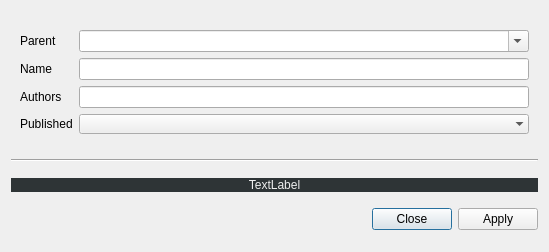
PhilippeBko/taxa_occ, file ui/pn_edittaxa.ui: the form before one commit.
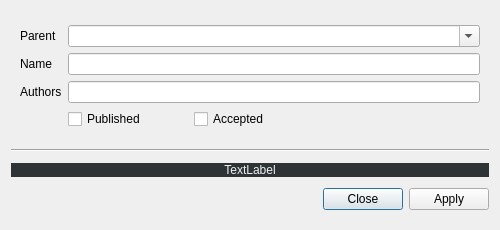
The form after the commit.

Diff of the .ui file:
```diff
--- a/ui/pn_edittaxa.ui
+++ b/ui/pn_edittaxa.ui
@@ -9,8 +9,8 @@
    <rect>
     <x>0</x>
     <y>0</y>
-    <width>549</width>
-    <height>252</height>
+    <width>500</width>
+    <height>230</height>
    </rect>
   </property>
   <property name="sizePolicy">
@@ -21,72 +21,20 @@
   </property>
   <property name="minimumSize">
    <size>
-    <width>0</width>
-    <height>0</height>
+    <width>350</width>
+    <height>230</height>
    </size>
   </property>
   <property name="maximumSize">
    <size>
     <width>16777215</width>
-    <height>16777215</height>
+    <height>230</height>
    </size>
   </property>
   <property name="windowTitle">
    <string>Reference</string>
   </property>
   <layout class="QGridLayout" name="gridLayout">
-   <item row="3" column="0">
-    <widget class="QLabel" name="taxaLineEdit">
-     <property name="sizePolicy">
-      <sizepolicy hsizetype="Preferred" vsizetype="Fixed">
-       <horstretch>0</horstretch>
-       <verstretch>0</verstretch>
-      </sizepolicy>
-     </property>
-     <property name="minimumSize">
-      <size>
-       <width>0</width>
-       <height>0</height>
-      </size>
-     </property>
-     <property name="maximumSize">
-      <size>
-       <width>16777215</width>
-       <height>16777215</height>
-      </size>
-     </property>
-     <property name="styleSheet">
-      <string notr="true">background-color: rgb(46, 52, 54);
-color: rgb(239, 239, 239);</string>
-     </property>
-     <property name="text">
-      <string>TextLabel</string>
-     </property>
-     <property name="alignment">
-      <set>Qt::AlignCenter</set>
-     </property>
-     <property name="textInteractionFlags">
-      <set>Qt::LinksAccessibleByMouse|Qt::TextSelectableByMouse</set>
-     </property>
-    </widget>
-   </item>
-   <item row="4" column="0">
-    <widget class="QDialogButtonBox" name="buttonBox">
-     <property name="orientation">
-      <enum>Qt::Horizontal</enum>
-     </property>
-     <property name="standardButtons">
-      <set>QDialogButtonBox::Apply|QDialogButtonBox::Close</set>
-     </property>
-    </widget>
-   </item>
-   <item row="2" column="0">
-    <widget class="Line" name="line">
-     <property name="orientation">
-      <enum>Qt::Horizontal</enum>
-     </property>
-    </widget>
-   </item>
    <item row="1" column="0">
     <widget class="QWidget" name="Layout_edit" native="true">
      <property name="sizePolicy">
@@ -142,32 +90,119 @@
       <item row="2" column="1">
        <widget class="QLineEdit" name="authorsLineEdit"/>
       </item>
-      <item row="3" column="0">
-       <widget class="QLabel" name="publishedLabel">
-        <property name="text">
-         <string>Published</string>
-        </property>
-       </widget>
-      </item>
       <item row="3" column="1">
-       <widget class="QComboBox" name="publishedComboBox">
-        <property name="sizePolicy">
-         <sizepolicy hsizetype="Preferred" vsizetype="Fixed">
-          <horstretch>0</horstretch>
-          <verstretch>100</verstretch>
-         </sizepolicy>
-        </property>
-        <property name="styleSheet">
-         <string notr="true"/>
-        </property>
-        <property name="frame">
-         <bool>false</bool>
-        </property>
-       </widget>
+       <layout class="QHBoxLayout" name="horizontalLayout">
+        <item alignment="Qt::AlignLeft">
+         <widget class="QCheckBox" name="checkBox_published">
+          <property name="sizePolicy">
+           <sizepolicy hsizetype="Fixed" vsizetype="Fixed">
+            <horstretch>0</horstretch>
+            <verstretch>0</verstretch>
+           </sizepolicy>
+          </property>
+          <property name="minimumSize">
+           <size>
+            <width>120</width>
+            <height>0</height>
+           </size>
+          </property>
+          <property name="text">
+           <string>Published</string>
+          </property>
+         </widget>
+        </item>
+        <item>
+         <widget class="QCheckBox" name="checkBox_accepted">
+          <property name="sizePolicy">
+           <sizepolicy hsizetype="Fixed" vsizetype="Fixed">
+            <horstretch>0</horstretch>
+            <verstretch>0</verstretch>
+           </sizepolicy>
+          </property>
+          <property name="minimumSize">
+           <size>
+            <width>120</width>
+            <height>0</height>
+           </size>
+          </property>
+          <property name="text">
+           <string>Accepted</string>
+          </property>
+         </widget>
+        </item>
+        <item>
+         <spacer name="horizontalSpacer">
+          <property name="orientation">
+           <enum>Qt::Horizontal</enum>
+          </property>
+          <property name="sizeType">
+           <enum>QSizePolicy::Expanding</enum>
+          </property>
+          <property name="sizeHint" stdset="0">
+           <size>
+            <width>30</width>
+            <height>20</height>
+           </size>
+          </property>
+         </spacer>
+        </item>
+       </layout>
       </item>
      </layout>
     </widget>
    </item>
+   <item row="7" column="0">
+    <widget class="QDialogButtonBox" name="buttonBox">
+     <property name="orientation">
+      <enum>Qt::Horizontal</enum>
+     </property>
+     <property name="standardButtons">
+      <set>QDialogButtonBox::Apply|QDialogButtonBox::Close</set>
+     </property>
+    </widget>
+   </item>
+   <item row="6" column="0">
+    <widget class="QLabel" name="taxaLineEdit">
+     <property name="sizePolicy">
+      <sizepolicy hsizetype="Preferred" vsizetype="Fixed">
+       <horstretch>0</horstretch>
+       <verstretch>0</verstretch>
+      </sizepolicy>
+     </property>
+     <property name="minimumSize">
+      <size>
+       <width>0</width>
+       <height>0</height>
+      </size>
+     </property>
+     <property name="maximumSize">
+      <size>
+       <width>16777215</width>
+       <height>16777215</height>
+      </size>
+     </property>
+     <property name="styleSheet">
+      <string notr="true">background-color: rgb(46, 52, 54);
+color: rgb(239, 239, 239);</string>
+     </property>
+     <property name="text">
+      <string>TextLabel</string>
+     </property>
+     <property name="alignment">
+      <set>Qt::AlignCenter</set>
+     </property>
+     <property name="textInteractionFlags">
+      <set>Qt::LinksAccessibleByMouse|Qt::TextSelectableByMouse</set>
+     </property>
+    </widget>
+   </item>
+   <item row="3" column="0">
+    <widget class="Line" name="line">
+     <property name="orientation">
+      <enum>Qt::Horizontal</enum>
+     </property>
+    </widget>
+   </item>
   </layout>
  </widget>
  <tabstops>
```
Left out of the diff: 1 changed line with no effect on the pictures.
